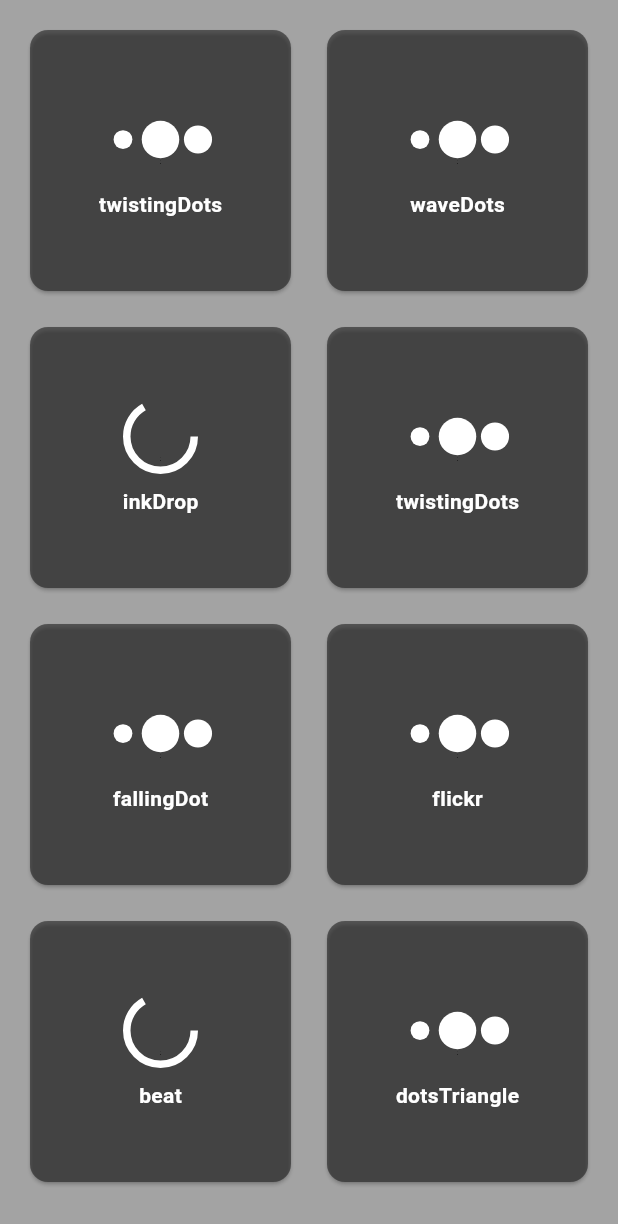
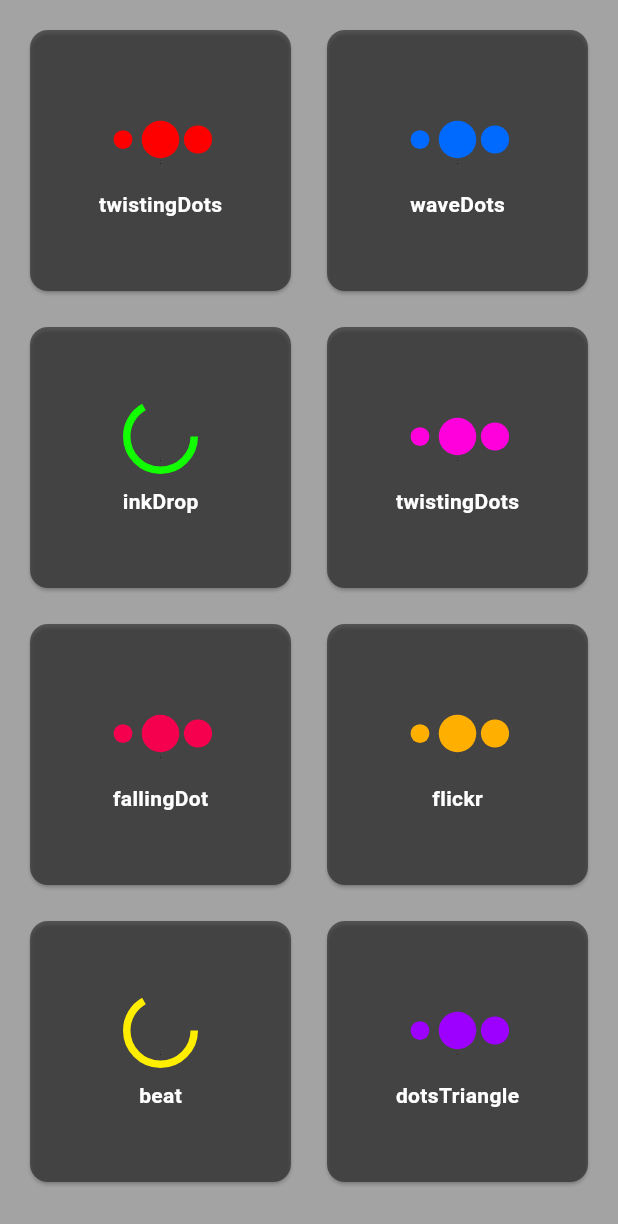
Before and after one commit to smilingmajid/loading_animation, a Flutter app: the screen it shows after launch, on a phone screen of 412 x 824 dp. Shown: the top 1224 px of the screen. Run offline on Flutter 3.47's test engine with Material 3 defaults, Android fonts, the phone set to English and light mode, and no system bars; our stand-ins replace loading_animation_widget.

Commit message:
Colors change

```diff
--- a/lib/home_screen.dart
+++ b/lib/home_screen.dart
@@ -9,55 +9,66 @@ class HomeScreen extends StatelessWidget {
       "name": "twistingDots",
       "widget":
           () => LoadingAnimationWidget.twistingDots(
-            leftDotColor: Colors.white,
-            rightDotColor: Colors.white,
+            leftDotColor: const Color.fromARGB(255, 255, 0, 0),
+            rightDotColor: const Color.fromARGB(255, 255, 0, 0),
             size: 50,
           ),
     },
     {
       "name": "waveDots",
       "widget":
-          () => LoadingAnimationWidget.waveDots(color: Colors.white, size: 50),
+          () => LoadingAnimationWidget.waveDots(
+            color: const Color.fromARGB(255, 0, 106, 255),
+            size: 50,
+          ),
     },
     {
       "name": "inkDrop",
       "widget":
-          () => LoadingAnimationWidget.inkDrop(color: Colors.white, size: 50),
+          () => LoadingAnimationWidget.inkDrop(
+            color: const Color.fromARGB(255, 17, 255, 0),
+            size: 50,
+          ),
     },
     {
       "name": "twistingDots",
       "widget":
           () => LoadingAnimationWidget.twistingDots(
-            leftDotColor: Colors.white,
-            rightDotColor: Colors.white,
+            leftDotColor: const Color.fromARGB(255, 255, 0, 221),
+            rightDotColor: const Color.fromARGB(255, 255, 0, 221),
             size: 50,
           ),
     },
     {
       "name": "fallingDot",
       "widget":
-          () =>
-              LoadingAnimationWidget.fallingDot(color: Colors.white, size: 50),
+          () => LoadingAnimationWidget.fallingDot(
+            color: Color(0xfff5004F),
+            size: 50,
+          ),
     },
     {
       "name": "flickr",
       "widget":
           () => LoadingAnimationWidget.flickr(
-            leftDotColor: Colors.white,
-            rightDotColor: Colors.white,
+            leftDotColor: Color(0xffFFAF00),
+            rightDotColor: Color(0xffFFAF00),
             size: 50,
           ),
     },
     {
       "name": "beat",
       "widget":
-          () => LoadingAnimationWidget.beat(color: Colors.white, size: 50),
+          () => LoadingAnimationWidget.beat(
+            color: Color.fromARGB(255, 255, 238, 0),
+            size: 50,
+          ),
     },
     {
       "name": "dotsTriangle",
       "widget":
           () => LoadingAnimationWidget.dotsTriangle(
-            color: Colors.white,
+            color: Color.fromARGB(255, 157, 0, 255),
             size: 50,
           ),
     },
```
